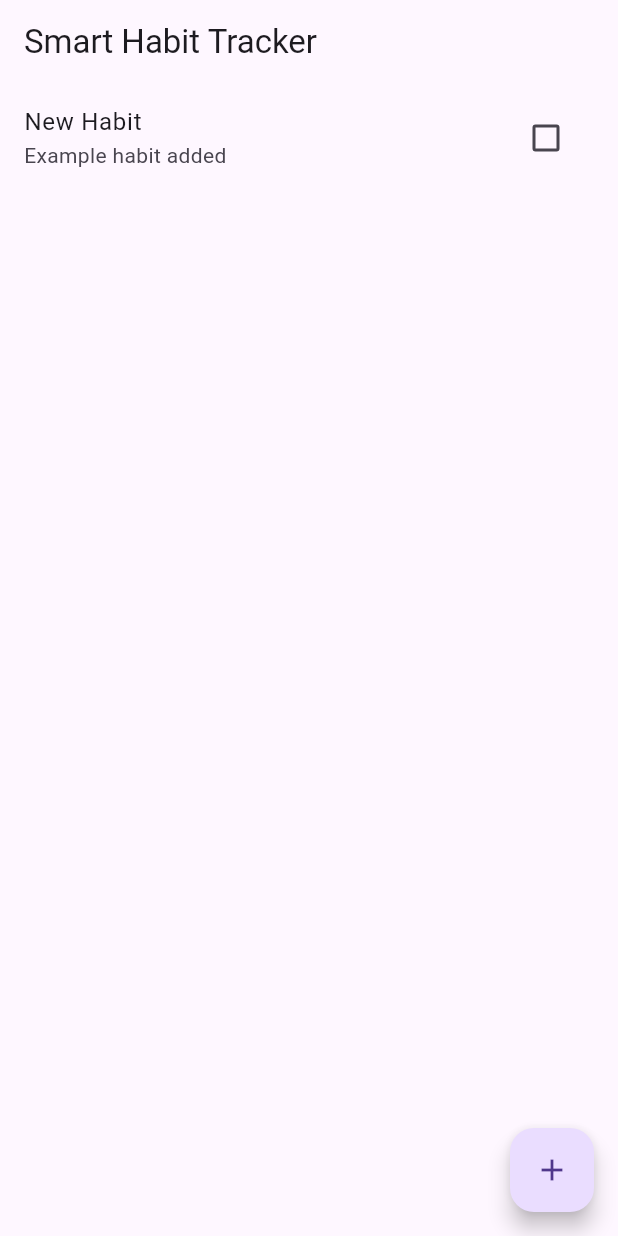
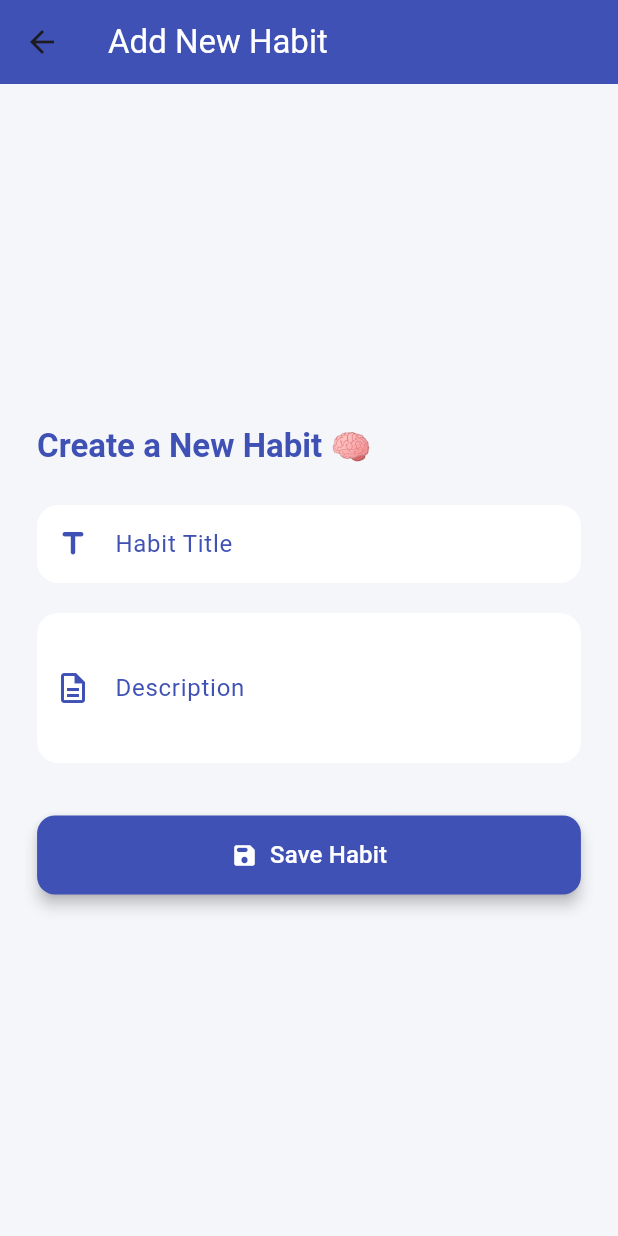
Before and after one commit to Al-amin-bin/SmartHabitTracker, a Flutter app: the screen it shows after launch, after a tap on the "add" icon, on a phone screen of 412 x 824 dp. Run offline on Flutter 3.47's test engine with Material 3 defaults, Android fonts, the phone set to English and light mode, and no system bars; our stand-ins replace get, hive, hive_flutter; accounts and stored records are empty.

Commit message:
add habit screen complete

```diff
--- a/lib/app/app.dart
+++ b/lib/app/app.dart
@@ -16,6 +16,17 @@ class SmartHabitTracker extends StatelessWidget {
       onGenerateRoute: AppRoutes.route,
       initialBinding: ControllerBinders(),
       theme: ThemeData(
+        inputDecorationTheme: InputDecorationTheme(
+          filled: true,
+          fillColor: Colors.white,
+          labelStyle: const TextStyle(color: Colors.indigo),
+          hintStyle: const TextStyle(color: Colors.grey),
+          contentPadding: const EdgeInsets.symmetric(vertical: 14, horizontal: 16),
+          border: OutlineInputBorder(
+            borderRadius: BorderRadius.circular(14),
+            borderSide: BorderSide.none,
+          ),
+        ),
         primarySwatch: Colors.indigo,
       ),
     );
--- /dev/null
+++ b/lib/feature/habit/UI/screens/add_habit_screen.dart
@@ -0,0 +1,156 @@
+import 'package:flutter/material.dart';
+import 'package:get/get.dart';
+
+import '../../data/model/habit_model.dart';
+import '../controller/habit_controller.dart' show HabitController;
+
+class AddHabitScreen extends StatefulWidget {
+  const AddHabitScreen({super.key});
+
+  @override
+  State<AddHabitScreen> createState() => _AddHabitScreenState();
+}
+
+class _AddHabitScreenState extends State<AddHabitScreen> {
+  final _formKey = GlobalKey<FormState>();
+  final titleController = TextEditingController();
+  final descriptionController = TextEditingController();
+
+  final controller = Get.find<HabitController>();
+
+  @override
+  void dispose() {
+    titleController.dispose();
+    descriptionController.dispose();
+    super.dispose();
+  }
+
+  void _saveHabit() {
+    if (_formKey.currentState!.validate()) {
+      final newHabit = HabitModel(
+        title: titleController.text.trim(),
+        description: descriptionController.text.trim(),
+        createdAt: DateTime.now(),
+      );
+
+      controller.addHabit(newHabit);
+      Get.back();
+      Get.snackbar(
+        "Success 🎉",
+        "Habit added successfully!",
+        snackPosition: SnackPosition.BOTTOM,
+        backgroundColor: Colors.green,
+        colorText: Colors.white,
+      );
+    }
+  }
+
+  @override
+  Widget build(BuildContext context) {
+    final size = MediaQuery.of(context).size;
+
+    return Scaffold(
+      backgroundColor: const Color(0xFFF5F6FA),
+      appBar: AppBar(
+        title: const Text('Add New Habit',style: TextStyle(color: Colors.white),),
+        elevation: 0,
+        backgroundColor: Colors.indigo,
+      ),
+      body: GestureDetector(
+        onTap: () => FocusScope.of(context).unfocus(),
+        child: Center(
+          child: ConstrainedBox(
+            constraints: const BoxConstraints(maxWidth: 600), // 🧩 For tablet/desktop
+            child: SingleChildScrollView(
+              padding: EdgeInsets.symmetric(
+                horizontal: size.width * 0.06,
+                vertical: size.height * 0.03,
+              ),
+              child: Form(
+                key: _formKey,
+                child: Column(
+                  crossAxisAlignment: CrossAxisAlignment.start,
+                  children: [
+                    Text(
+                      "Create a New Habit 🧠",
+                      style: Theme.of(context).textTheme.titleLarge?.copyWith(
+                        fontWeight: FontWeight.bold,
+                        color: Colors.indigo,
+                      ),
+                    ),
+                    const SizedBox(height: 25),
+
+                    // ---- Title Field ----
+                    TextFormField(
+                      controller: titleController,
+                      decoration: const InputDecoration(
+                        labelText: "Habit Title",
+                        hintText: "e.g., Morning Exercise",
+                        prefixIcon:
+                        Icon(Icons.title_rounded, color: Colors.indigo),
+                      ),
+                      validator: (value) {
+                        if (value == null || value.trim().isEmpty) {
+                          return "Please enter a habit title";
+                        }
+                        return null;
+                      },
+                    ),
+                    const SizedBox(height: 20),
+
+                    // ---- Description Field ----
+                    TextFormField(
+                      controller: descriptionController,
+                      maxLines: 3,
+                      decoration: const InputDecoration(
+                        labelText: "Description",
+                        hintText:
+                        "Write a short description about your habit...",
+                        prefixIcon: Icon(Icons.description_outlined,
+                            color: Colors.indigo),
+                      ),
+                      validator: (value) {
+                        if (value == null || value.trim().isEmpty) {
+                          return "Please enter a short description";
+                        }
+                        if (value.length < 5) {
+                          return "Description must be at least 5 characters";
+                        }
+                        return null;
+                      },
+                    ),
+                    const SizedBox(height: 35),
+
+                    // ---- Save Button ----
+                    SizedBox(
+                      width: double.infinity,
+                      child: ElevatedButton.icon(
+                        style: ElevatedButton.styleFrom(
+                          backgroundColor: Colors.indigo,
+                          padding: EdgeInsets.symmetric(
+                            vertical: size.height * 0.018,
+                          ),
+                          shape: RoundedRectangleBorder(
+                            borderRadius: BorderRadius.circular(12),
+                          ),
+                          elevation: 4,
+                        ),
+                        onPressed: _saveHabit,
+                        icon:
+                        const Icon(Icons.save_rounded, color: Colors.white),
+                        label: const Text(
+                          "Save Habit",
+                          style: TextStyle(fontSize: 16, color: Colors.white),
+                        ),
+                      ),
+                    ),
+                  ],
+                ),
+              ),
+            ),
+          ),
+        ),
+      ),
+    );
+  }
+}
--- a/lib/feature/home/ui/screens/home_screen.dart
+++ b/lib/feature/home/ui/screens/home_screen.dart
@@ -4,6 +4,7 @@ import 'package:get/get.dart';
 import 'package:smart_habit_tracker/feature/habit/data/model/habit_model.dart';
 
 import '../../../habit/UI/controller/habit_controller.dart' show HabitController;
+import '../../../habit/UI/screens/add_habit_screen.dart' show AddHabitScreen;
 
 class HomeScreen extends StatelessWidget {
   const HomeScreen({super.key});
@@ -37,15 +38,11 @@ class HomeScreen extends StatelessWidget {
       }),
       floatingActionButton: FloatingActionButton(
         onPressed: () {
-          final newHabit = HabitModel(
-            title: 'New Habit',
-            description: 'Example habit added',
-            createdAt: DateTime.now(),
-          );
-          controller.addHabit(newHabit);
+          Get.to(() => AddHabitScreen());
         },
         child: const Icon(Icons.add),
       ),
+
     );
   }
 }
```
